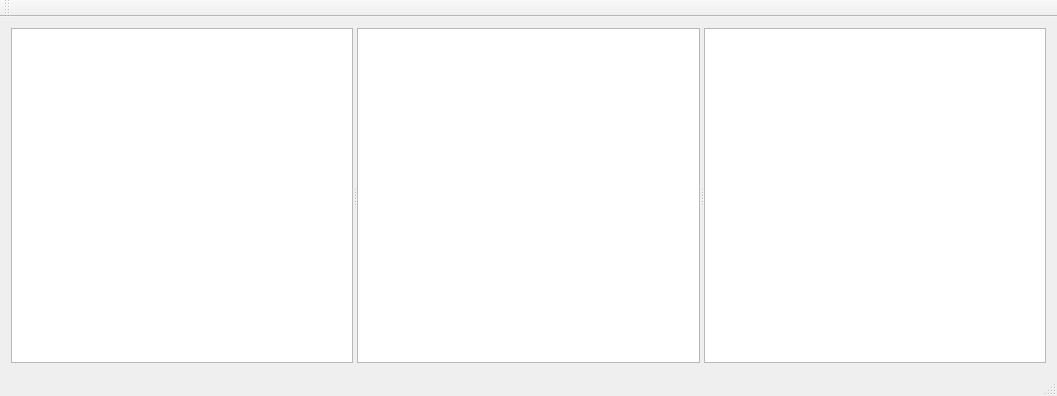
This is SymbolScanner/WinSymbolScanner.ui in veeman/SymbolScanner as Qt 5 draws it before an edit. The edited form follows.
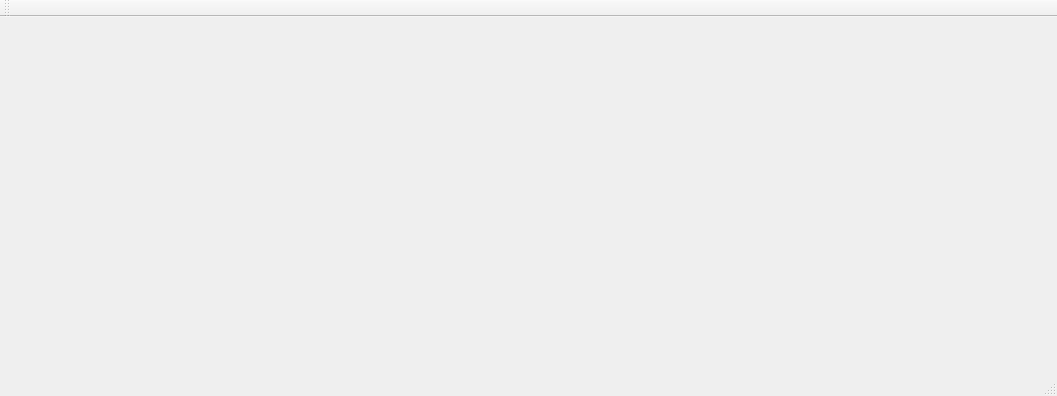
This is the edited form.

```diff
--- a/SymbolScanner/WinSymbolScanner.ui
+++ b/SymbolScanner/WinSymbolScanner.ui
@@ -14,35 +14,7 @@
    <string>WinSymbolScanner</string>
   </property>
   <widget class="QWidget" name="centralWidget">
-   <layout class="QHBoxLayout" name="horizontalLayout">
-    <item>
-     <widget class="QSplitter" name="splitter">
-      <property name="orientation">
-       <enum>Qt::Horizontal</enum>
-      </property>
-      <widget class="QTreeView" name="treeViewDirs">
-       <property name="sizePolicy">
-        <sizepolicy hsizetype="MinimumExpanding" vsizetype="Expanding">
-         <horstretch>0</horstretch>
-         <verstretch>0</verstretch>
-        </sizepolicy>
-       </property>
-       <property name="headerHidden">
-        <bool>true</bool>
-       </property>
-      </widget>
-      <widget class="QListView" name="listViewFiles">
-       <property name="sizePolicy">
-        <sizepolicy hsizetype="MinimumExpanding" vsizetype="Expanding">
-         <horstretch>0</horstretch>
-         <verstretch>0</verstretch>
-        </sizepolicy>
-       </property>
-      </widget>
-      <widget class="QGraphicsView" name="graphicsViewPreview"/>
-     </widget>
-    </item>
-   </layout>
+   <layout class="QHBoxLayout" name="horizontalLayout"/>
   </widget>
   <widget class="QMenuBar" name="menuBar">
    <property name="geometry">
```
